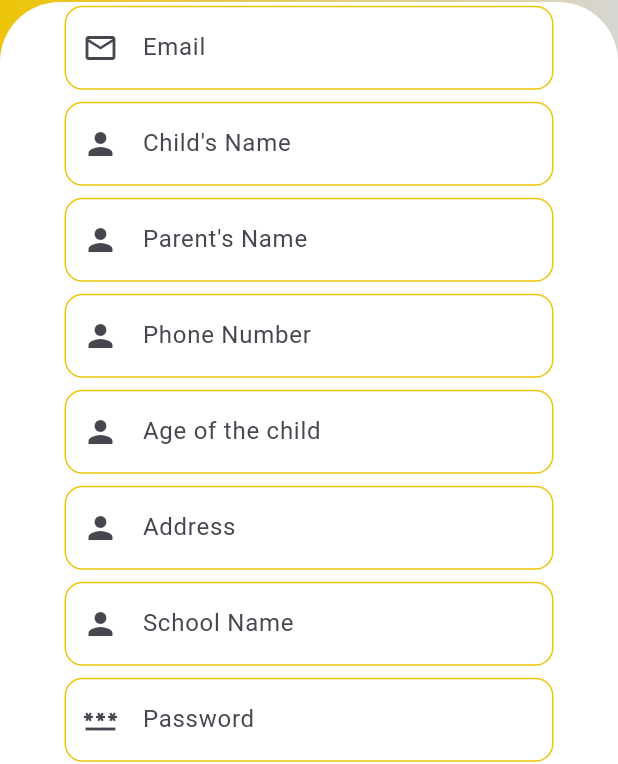
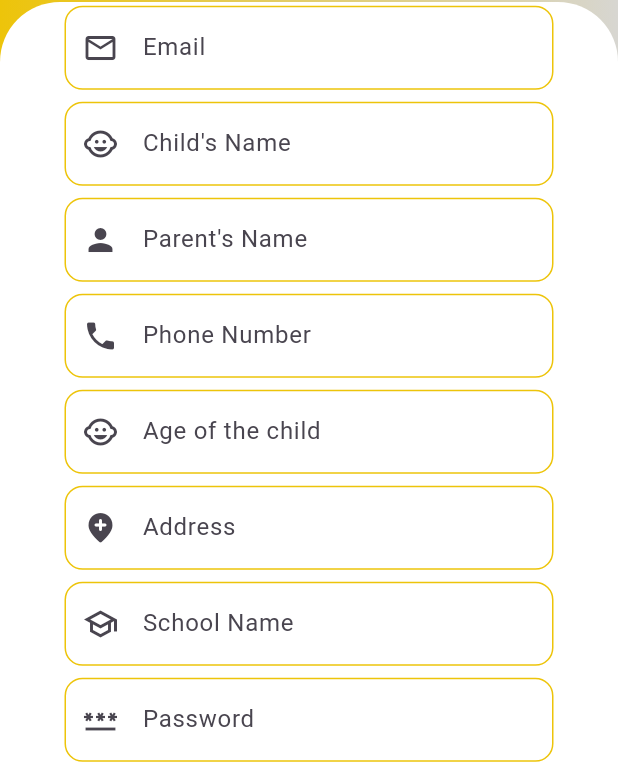
Before and after one commit to Takalani-Nedzanani/Transport_App, a Flutter app: the Registration screen opened directly, on a phone screen of 412 x 824 dp. Shown: the part 223-987 px from the top of the screen. Run offline on Flutter 3.47's test engine with Material 3 defaults, Android fonts, the phone set to English and light mode, and no system bars; our stand-ins replace cloud_firestore, email_validator, firebase_auth, firebase_core, google_fonts, lottie; accounts and stored records are empty.

Commit message:
new coded lines

```diff
--- a/lib/pages/register.dart
+++ b/lib/pages/register.dart
@@ -148,7 +148,8 @@ class _RegistrationState extends State<Registration> {
                                 keyboardType: TextInputType.text,
                                 controller: nameController,
                                 decoration: InputDecoration(
-                                  prefixIcon: prefixIcon ?? Icon(Icons.person),
+                                  prefixIcon:
+                                      prefixIcon ?? Icon(Icons.child_care),
                                   fillColor:
                                       const Color.fromARGB(255, 255, 255, 255),
                                   filled: true,
@@ -222,7 +223,7 @@ class _RegistrationState extends State<Registration> {
                                 keyboardType: TextInputType.text,
                                 controller: phoneController,
                                 decoration: InputDecoration(
-                                  prefixIcon: prefixIcon ?? Icon(Icons.person),
+                                  prefixIcon: prefixIcon ?? Icon(Icons.phone),
                                   fillColor:
                                       const Color.fromARGB(255, 255, 255, 255),
                                   filled: true,
@@ -259,7 +260,8 @@ class _RegistrationState extends State<Registration> {
                                 keyboardType: TextInputType.text,
                                 controller: ageController,
                                 decoration: InputDecoration(
-                                  prefixIcon: prefixIcon ?? Icon(Icons.person),
+                                  prefixIcon:
+                                      prefixIcon ?? Icon(Icons.child_care),
                                   fillColor:
                                       const Color.fromARGB(255, 255, 255, 255),
                                   filled: true,
@@ -296,7 +298,8 @@ class _RegistrationState extends State<Registration> {
                                 keyboardType: TextInputType.text,
                                 controller: addressController,
                                 decoration: InputDecoration(
-                                  prefixIcon: prefixIcon ?? Icon(Icons.person),
+                                  prefixIcon: prefixIcon ??
+                                      Icon(Icons.add_location_rounded),
                                   fillColor:
                                       const Color.fromARGB(255, 255, 255, 255),
                                   filled: true,
@@ -333,7 +336,8 @@ class _RegistrationState extends State<Registration> {
                                 keyboardType: TextInputType.text,
                                 controller: schoolController,
                                 decoration: InputDecoration(
-                                  prefixIcon: prefixIcon ?? Icon(Icons.person),
+                                  prefixIcon:
+                                      prefixIcon ?? Icon(Icons.school_outlined),
                                   fillColor:
                                       const Color.fromARGB(255, 255, 255, 255),
                                   filled: true,
```
Also changed, not shown: 1 other file.
